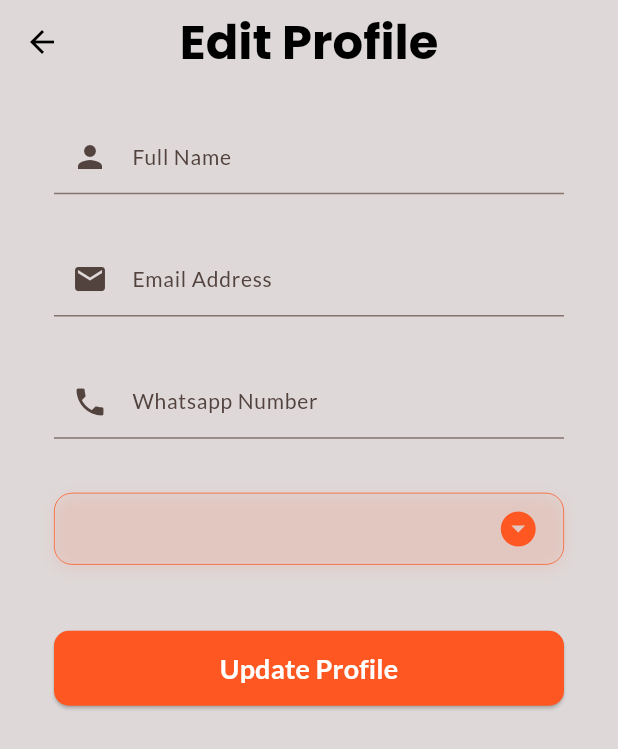
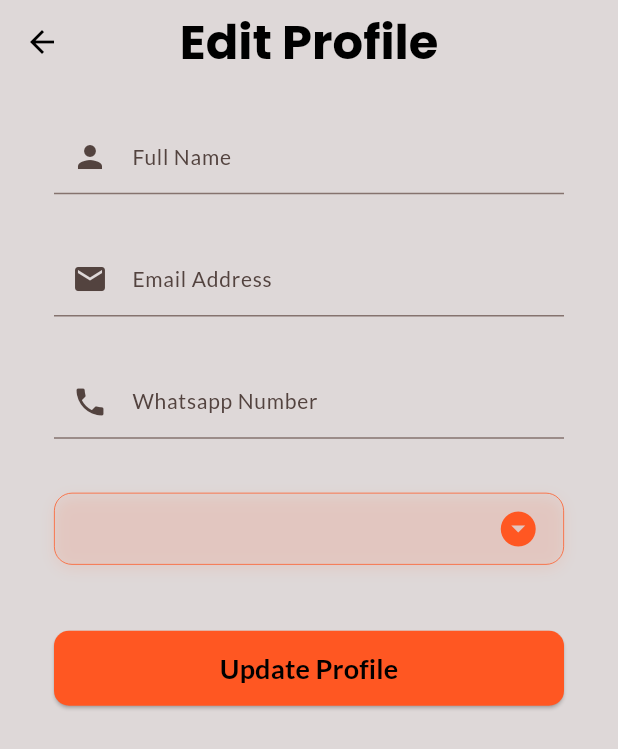
Before and after one commit to KabetEx/KabetEx, a Flutter app: the EditProfilePage screen opened directly, on a phone screen of 412 x 824 dp. Shown: the top 749 px of the screen. Run offline on Flutter 3.47's test engine with Material 3 defaults, Android fonts, the light colour scheme and no system bars; our stand-ins replace cached_network_image, carousel_slider, connectivity_plus, flutter_riverpod, flutter_switch, google_fonts and 7 more; accounts and stored records are empty.

Commit message:
fix UI dark theme for profile-page

```diff
--- a/lib/features/profile/presentantion/edit_profile.dart
+++ b/lib/features/profile/presentantion/edit_profile.dart
@@ -2,6 +2,7 @@ import 'package:flutter/material.dart';
 import 'package:flutter_riverpod/flutter_riverpod.dart';
 import 'package:kabetex/features/profile/data/profile_services.dart';
 import 'package:kabetex/providers/home/profile_provider.dart';
+import 'package:kabetex/providers/theme_provider.dart';
 
 class EditProfilePage extends ConsumerStatefulWidget {
   const EditProfilePage({super.key});
@@ -13,6 +14,7 @@ class EditProfilePage extends ConsumerStatefulWidget {
 class _EditProfilePageState extends ConsumerState<EditProfilePage> {
   final _profileService = ProfileServices();
   String? _selectedYear;
+  bool isUpdating = false;
   final GlobalKey<FormState> _formKey1 = GlobalKey<FormState>();
 
   late TextEditingController nameController;
@@ -31,6 +33,7 @@ class _EditProfilePageState extends ConsumerState<EditProfilePage> {
 
   void updateProfile() async {
     if (_formKey1.currentState!.validate()) {
+      setState(() => isUpdating = true);
       try {
         await _profileService.updateProfile({
           'full_name': nameController.text,
@@ -51,6 +54,8 @@ class _EditProfilePageState extends ConsumerState<EditProfilePage> {
         ScaffoldMessenger.of(
           context,
         ).showSnackBar(SnackBar(content: Text('Error updating profile: $e')));
+      } finally {
+        setState(() => isUpdating = false);
       }
     }
   }
@@ -66,6 +71,7 @@ class _EditProfilePageState extends ConsumerState<EditProfilePage> {
   @override
   Widget build(BuildContext context) {
     final asyncProfile = ref.watch(futureProfileProvider);
+    final isDark = ref.watch(isDarkModeProvider);
 
     return Scaffold(
       appBar: AppBar(
@@ -105,6 +111,7 @@ class _EditProfilePageState extends ConsumerState<EditProfilePage> {
                         horizontal: 20,
                         vertical: 8,
                       ),
+                      //name
                       child: TextFormField(
                         keyboardType: TextInputType.name,
                         textCapitalization: TextCapitalization.words,
@@ -116,9 +123,10 @@ class _EditProfilePageState extends ConsumerState<EditProfilePage> {
                         validator: (val) => val == null || val.isEmpty
                             ? 'Enter your name'
                             : null,
-                        style: Theme.of(
-                          context,
-                        ).textTheme.labelMedium!.copyWith(color: Colors.black),
+                        style: Theme.of(context).textTheme.labelMedium!
+                            .copyWith(
+                              color: isDark ? Colors.white : Colors.black,
+                            ),
                       ),
                     ),
                     const SizedBox(height: 16),
@@ -144,9 +152,10 @@ class _EditProfilePageState extends ConsumerState<EditProfilePage> {
                           }
                           return null;
                         },
-                        style: Theme.of(
-                          context,
-                        ).textTheme.labelMedium!.copyWith(color: Colors.black),
+                        style: Theme.of(context).textTheme.labelMedium!
+                            .copyWith(
+                              color: isDark ? Colors.white : Colors.black,
+                            ),
                       ),
                     ),
                     const SizedBox(height: 16),
@@ -175,9 +184,10 @@ class _EditProfilePageState extends ConsumerState<EditProfilePage> {
                           }
                           return null;
                         },
-                        style: Theme.of(
-                          context,
-                        ).textTheme.labelMedium!.copyWith(color: Colors.black),
+                        style: Theme.of(context).textTheme.labelMedium!
+                            .copyWith(
+                              color: isDark ? Colors.white : Colors.black,
+                            ),
                       ),
                     ),
                     const SizedBox(height: 16),
@@ -241,7 +251,16 @@ class _EditProfilePageState extends ConsumerState<EditProfilePage> {
                                       .map(
                                         (year) => DropdownMenuItem(
                                           value: year,
-                                          child: Center(child: Text(year)),
+                                          child: Center(
+                                            child: Text(
+                                              year,
+                                              style: TextStyle(
+                                                color: isDark
+                                                    ? Colors.white
+                                                    : Colors.black,
+                                              ),
+                                            ),
+                                          ),
                                         ),
                                       )
                                       .toList(),
@@ -250,7 +269,9 @@ class _EditProfilePageState extends ConsumerState<EditProfilePage> {
                               validator: (val) => val == null || val.isEmpty
                                   ? 'Select your campus year'
                                   : null,
-                              dropdownColor: Colors.white,
+                              dropdownColor: isDark
+                                  ? Colors.black
+                                  : Colors.white,
                             ),
                           ),
                         ),
@@ -263,18 +284,28 @@ class _EditProfilePageState extends ConsumerState<EditProfilePage> {
                         width: double.infinity,
                         height: 50,
                         child: ElevatedButton(
-                          onPressed: updateProfile,
+                          onPressed: isUpdating ? null : updateProfile,
                           style: ElevatedButton.styleFrom(
                             backgroundColor: Colors.deepOrange,
                             shape: RoundedRectangleBorder(
                               borderRadius: BorderRadius.circular(10),
                             ),
                           ),
-                          child: const Text(
+                          child: isUpdating
+                              ? const SizedBox(
+                                  height: 16,
+                                  width: 16,
+                                  child: CircularProgressIndicator(
+                                    color: Colors.white,
+                                    backgroundColor: Colors.deepOrange,
+                                  ),
+                                )
+                              : Text(
                                   'Update Profile',
                                   style: TextStyle(
                                     fontWeight: FontWeight.bold,
                                     fontSize: 18,
+                                    color: isDark ? Colors.white : Colors.black,
                                   ),
                                 ),
                         ),
@@ -291,9 +322,6 @@ class _EditProfilePageState extends ConsumerState<EditProfilePage> {
               return const Center(child: CircularProgressIndicator());
             },
           ),
-
-          //
-          //
         ),
       ),
     );
```
Also changed, not shown: lib/features/profile/presentantion/profile_page.dart (+35 -10 lines). Lines whose indentation alone changed are shown as unchanged.
